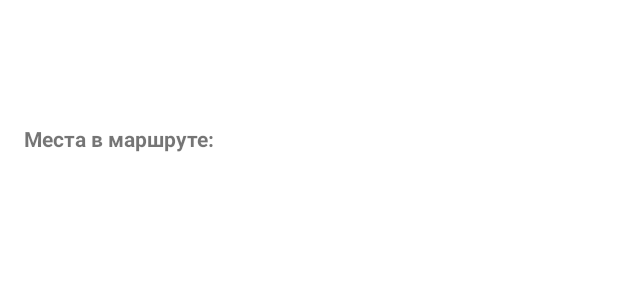
After one commit to vadimkabeats/Tour, an Android app built with Jetpack Compose: the layout fragment_route_detail.xml on its own in the app's theme, with its tools: preview values and no code run, on a phone screen of 412 x 824 dp. The commit adds this screen. Shown: the top 300 px of the screen. Run offline under Robolectric (Android 15) with nearby library versions, the phone set to English and light mode, and no system bars.

Commit message:
Макет деталей места для маршрута

```diff
--- /dev/null
+++ b/app/src/main/res/layout/fragment_route_detail.xml
@@ -0,0 +1,44 @@
+<?xml version="1.0" encoding="utf-8"?>
+<ScrollView
+    xmlns:android="http://schemas.android.com/apk/res/android"
+    android:layout_width="match_parent"
+    android:layout_height="match_parent"
+    android:padding="16dp">
+
+    <LinearLayout
+        android:orientation="vertical"
+        android:layout_width="match_parent"
+        android:layout_height="wrap_content">
+
+        <!-- Название маршрута -->
+        <TextView
+            android:id="@+id/tvRouteName"
+            android:layout_width="match_parent"
+            android:layout_height="wrap_content"
+            android:textSize="20sp"
+            android:textStyle="bold"/>
+
+        <!-- Описание -->
+        <TextView
+            android:id="@+id/tvRouteDesc"
+            android:layout_width="match_parent"
+            android:layout_height="wrap_content"
+            android:layout_marginTop="4dp"/>
+
+        <!-- Заголовок списка мест -->
+        <TextView
+            android:layout_width="match_parent"
+            android:layout_height="wrap_content"
+            android:text="Места в маршруте:"
+            android:textStyle="bold"
+            android:layout_marginTop="16dp"/>
+
+        <!-- RecyclerView со списком мест -->
+        <androidx.recyclerview.widget.RecyclerView
+            android:id="@+id/rvPlacesInRoute"
+            android:layout_width="match_parent"
+            android:layout_height="wrap_content"
+            android:nestedScrollingEnabled="false"/>
+
+    </LinearLayout>
+</ScrollView>
```
Also changed, not shown: app/src/main/res/layout/item_place_in_route.xml (added, +24 -0 lines), app/src/main/res/navigation/nav_graph.xml (+13 -0 lines).
